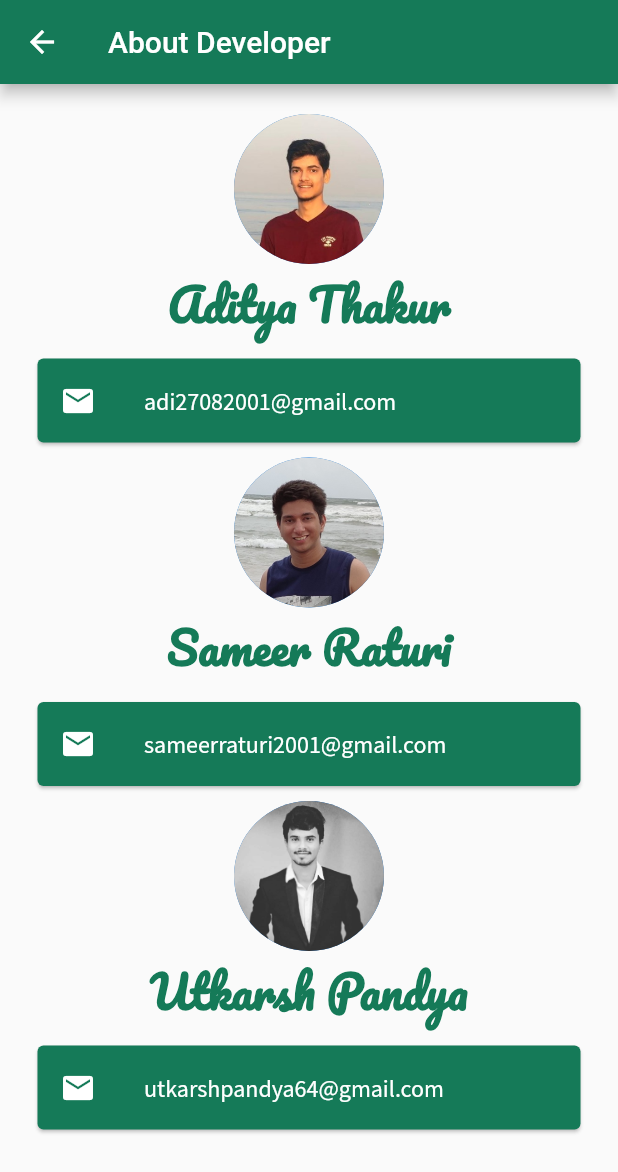
After one commit to AdityaThakur278/Codeforces-Codechef-App, a Flutter app: the screen it shows after launch, in the side drawer, after a tap on "About Developer", on a phone screen of 412 x 824 dp. The commit adds this screen. Shown: the top 1172 px of the screen. Run offline on Flutter 3.47's test engine with Material 2 defaults, Android fonts, the phone set to English and light mode, and no system bars; our stand-ins replace rflutter_alert, shared_preferences, syncfusion_flutter_charts; missing offline and left inert: flutter_inappwebview.

Commit message:
About Developers

```diff
--- /dev/null
+++ b/lib/AboutUs.dart
@@ -0,0 +1,126 @@
+import 'package:flutter/material.dart';
+import 'package:shared_preferences/shared_preferences.dart';
+import 'package:codeforces_codechef/main.dart';
+import 'package:codeforces_codechef/colors.dart';
+
+class Aboutus extends StatefulWidget {
+  @override
+  _AboutusState createState() => _AboutusState();
+}
+
+class _AboutusState extends State<Aboutus> {
+  @override
+  Widget build(BuildContext context) {
+    return Scaffold(
+      appBar: AppBar(
+        backgroundColor: color5,
+        title: Text('About Developer'),
+        // automaticallyImplyLeading: true,
+        leading: IconButton(
+          icon: Icon(Icons.arrow_back),
+          onPressed: () {
+            Navigator.pop(context, false);
+          },
+        ),
+      ),
+      body: SingleChildScrollView(
+          scrollDirection: Axis.vertical,
+          child: Column(
+            mainAxisAlignment: MainAxisAlignment.center,
+            children: <Widget>[
+              SizedBox(
+                height: 20,
+                width: 150,
+              ),
+              CircleAvatar(
+                radius: 50,
+                backgroundImage: AssetImage('images/DP.jpg'),
+              ),
+              Text('Aditya Thakur',
+                  style: TextStyle(
+                    fontFamily: 'Pacifico',
+                    fontSize: 30,
+                    color: color5,
+                    fontWeight: FontWeight.bold,
+                  )),
+              Card(
+                margin: EdgeInsets.symmetric(vertical: 10, horizontal: 25),
+                color: color5,
+                child: ListTile(
+                  leading: Icon(
+                    Icons.email,
+                    color: Colors.white,
+                  ),
+                  title: Text('adi27082001@gmail.com',
+                      style: TextStyle(
+                        color: Colors.white,
+                        fontFamily: 'Source Sans Pro',
+                        fontSize: 16,
+                      )),
+                  contentPadding:
+                      EdgeInsets.symmetric(vertical: 0, horizontal: 15),
+                ),
+              ),
+              CircleAvatar(
+                radius: 50,
+                backgroundImage: AssetImage('images/sameer.jpeg'),
+              ),
+              Text('Sameer Raturi',
+                  style: TextStyle(
+                    fontFamily: 'Pacifico',
+                    fontSize: 30,
+                    color: color5,
+                    fontWeight: FontWeight.bold,
+                  )),
+              Card(
+                margin: EdgeInsets.symmetric(vertical: 10, horizontal: 25),
+                color: color5,
+                child: ListTile(
+                  leading: Icon(
+                    Icons.email,
+                    color: Colors.white,
+                  ),
+                  title: Text('sameerraturi2001@gmail.com',
+                      style: TextStyle(
+                        color: Colors.white,
+                        fontFamily: 'Source Sans Pro',
+                        fontSize: 16,
+                      )),
+                  contentPadding:
+                      EdgeInsets.symmetric(vertical: 0, horizontal: 15),
+                ),
+              ),
+              CircleAvatar(
+                radius: 50,
+                backgroundImage: AssetImage('images/prof1.jpg'),
+              ),
+              Text('Utkarsh Pandya',
+                  style: TextStyle(
+                    fontFamily: 'Pacifico',
+                    fontSize: 30,
+                    color: color5,
+                    fontWeight: FontWeight.bold,
+                  )),
+              Card(
+                margin: EdgeInsets.symmetric(vertical: 10, horizontal: 25),
+                color: color5,
+                child: ListTile(
+                  leading: Icon(
+                    Icons.email,
+                    color: Colors.white,
+                  ),
+                  title: Text('utkarshpandya64@gmail.com',
+                      style: TextStyle(
+                        color: Colors.white,
+                        fontFamily: 'Source Sans Pro',
+                        fontSize: 16,
+                      )),
+                  contentPadding:
+                      EdgeInsets.symmetric(vertical: 0, horizontal: 15),
+                ),
+              ),
+            ],
+          )),
+    );
+  }
+}
--- a/lib/AppDrawer.dart
+++ b/lib/AppDrawer.dart
@@ -4,6 +4,7 @@ import 'package:rflutter_alert/rflutter_alert.dart';
 import 'main.dart';
 import 'package:flutter/cupertino.dart';
 import 'package:codeforces_codechef/colors.dart';
+import 'AboutUs.dart';
 
 final GlobalKey<ScaffoldState> _scaffoldKey = GlobalKey<ScaffoldState>();
 
@@ -67,6 +68,17 @@ class _AppDrawerState extends State<AppDrawer> {
                   MaterialPageRoute(
                       builder: (BuildContext context) => MyApp()));
             },
+          ), //
+          ListTile(
+            leading: Icon(Icons.contact_page),
+            title: Text('About Developer'),
+            onTap: () async {
+              Navigator.push(
+                  context,
+                  MaterialPageRoute(
+                    builder: (context) => Aboutus(),
+                  ));
+            },
           ), // rawer stuffs
         ],
       ),
```
Also changed, not shown: pubspec.yaml (+8 -12 lines), fonts/Pacifico-Regular.ttf (added), fonts/SourceSansPro-Regular.ttf (added), images/DP.jpg (added), images/prof1.jpg (added), images/sameer.jpeg (added).
